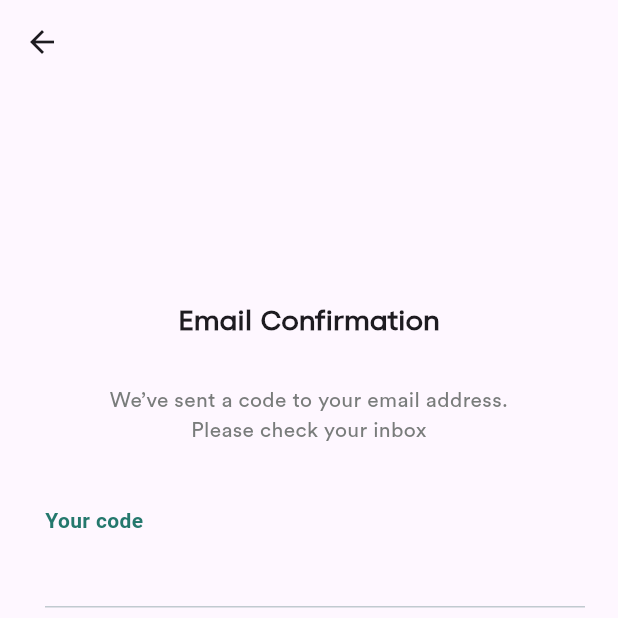
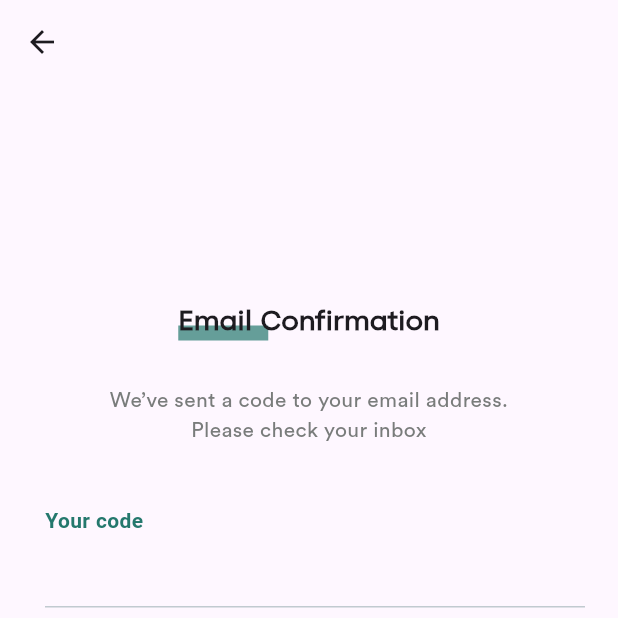
Before and after one commit to Mahbub-Hasan-Talukder/authentication_app, a Flutter app: the EmailConfirmation screen opened by its route, on a phone screen of 412 x 824 dp, the top half of it. Run offline on Flutter 3.47's test engine with Material 3 defaults, Android fonts, the phone set to English and light mode, and no system bars; our stand-ins replace font_awesome_flutter, go_router.

Commit message:
other functionalities are added

```diff
--- a/lib/components/title.dart
+++ b/lib/components/title.dart
@@ -8,8 +8,19 @@ class TitleText extends StatelessWidget {
   @override
   Widget build(BuildContext context) {
     return Center(
-      child: Column(
+      child: Stack(
+
         children: [
+
+          Positioned(
+            bottom: 0,
+            left: 0,
+            child: Container(
+              height: 10,
+              width: 60,
+              color: const Color(0xFF24786D).withOpacity(0.7),
+            ),
+          ),
           Text(
             text,
             style: const TextStyle(
--- a/lib/main.dart
+++ b/lib/main.dart
@@ -31,7 +31,7 @@ class MyApp extends StatelessWidget {
   }
 
   final GoRouter _router = GoRouter(
-    initialLocation: "/changePassword",
+    initialLocation: "/login",
     routes: [
 
       GoRoute(
```
